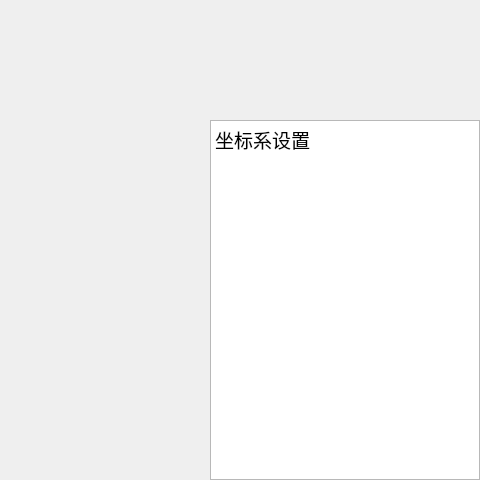
Old version of the form forms/manual/zuobiaoxishezi.ui in the repository zephyrrr/Camotics_modbus; both pictures show x 605 to 1085 and y 126 to 606 of the 1085 by 606 pixel window.
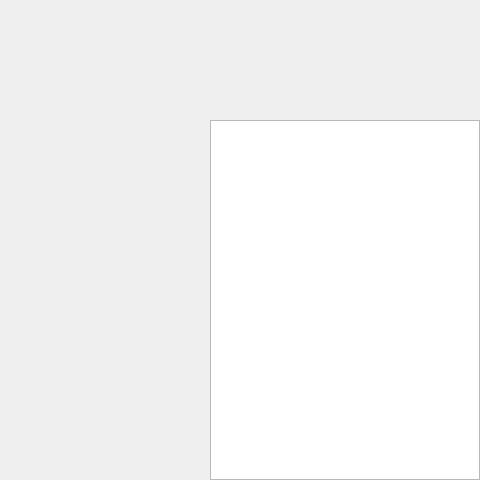
New version of the form.

Diff of the .ui file:
```diff
--- a/forms/manual/zuobiaoxishezi.ui
+++ b/forms/manual/zuobiaoxishezi.ui
@@ -104,14 +104,7 @@
        <item>
         <widget class="QTextBrowser" name="textBrowser">
          <property name="html">
-          <string>&lt;!DOCTYPE HTML PUBLIC &quot;-//W3C//DTD HTML 4.0//EN&quot; &quot;http://www.w3.org/TR/REC-html40/strict.dtd&quot;&gt;
-&lt;html&gt;&lt;head&gt;&lt;meta name=&quot;qrichtext&quot; content=&quot;1&quot; /&gt;&lt;meta charset=&quot;utf-8&quot; /&gt;&lt;style type=&quot;text/css&quot;&gt;
-p, li { white-space: pre-wrap; }
-hr { height: 1px; border-width: 0; }
-li.unchecked::marker { content: &quot;\2610&quot;; }
-li.checked::marker { content: &quot;\2612&quot;; }
-&lt;/style&gt;&lt;/head&gt;&lt;body style=&quot; font-family:'Microsoft YaHei UI'; font-size:14pt; font-weight:400; font-style:normal;&quot;&gt;
-&lt;p style=&quot; margin-top:0px; margin-bottom:0px; margin-left:0px; margin-right:0px; -qt-block-indent:0; text-indent:0px;&quot;&gt;坐标系设置&lt;/p&gt;&lt;/body&gt;&lt;/html&gt;</string>
+          <string></string>
          </property>
         </widget>
        </item>
```
Left out of the diff: 9 changed lines with no effect on the pictures.
